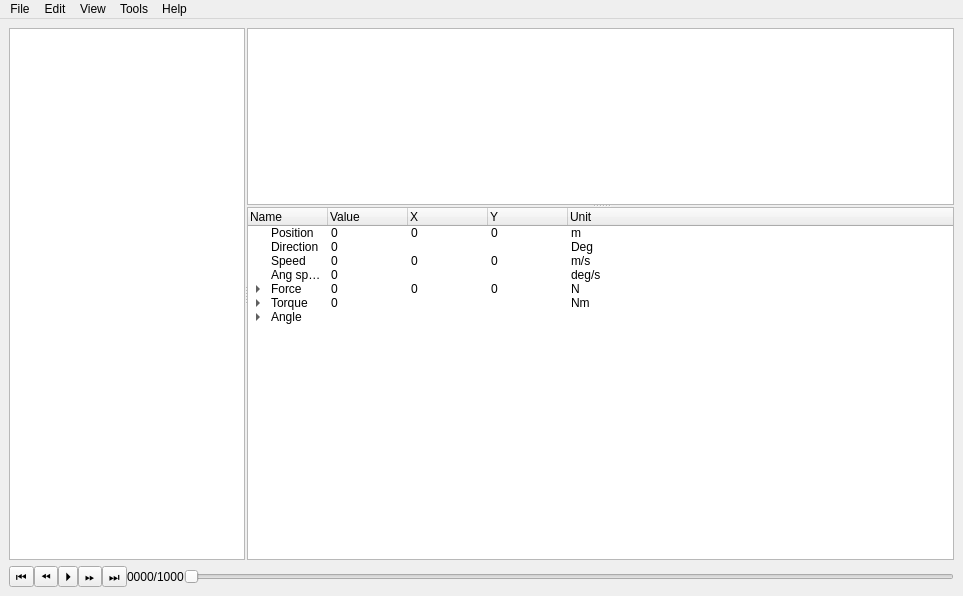
This is sailsim/gui/main.ui in mfbehrens99/sailsim-python as Qt 5 draws it before an edit. The edited form follows.
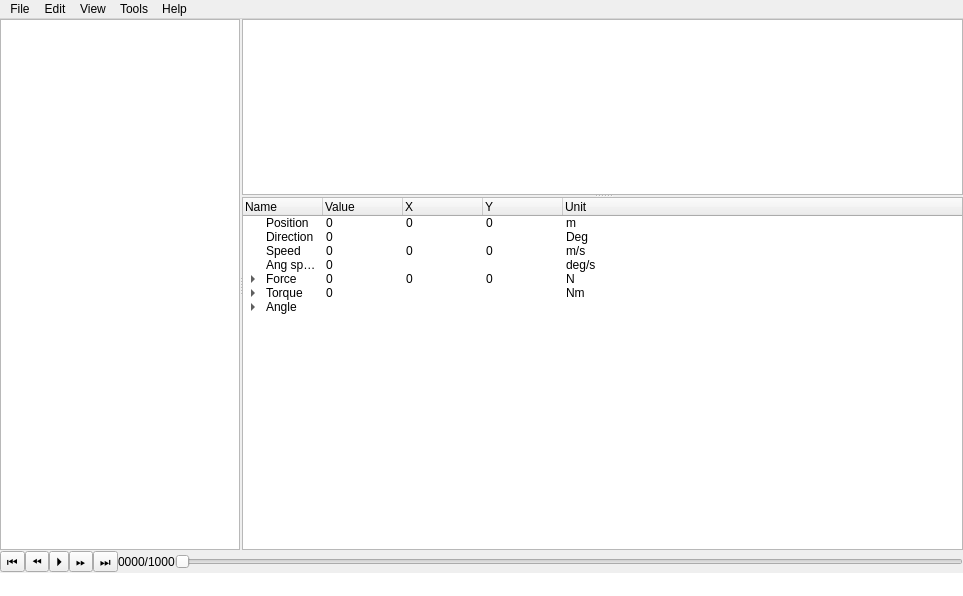
This is the edited form. Custom widgets are drawn as their Qt base class.

Commit message: Implement command line

What changed in the file:
```diff
--- a/sailsim/gui/main.ui
+++ b/sailsim/gui/main.ui
@@ -20,7 +20,22 @@
    <property name="locale">
     <locale language="English" country="Germany"/>
    </property>
-   <layout class="QVBoxLayout" name="verticalLayout" stretch="1,0">
+   <layout class="QVBoxLayout" name="verticalLayout" stretch="1,0,0">
+    <property name="spacing">
+     <number>1</number>
+    </property>
+    <property name="leftMargin">
+     <number>0</number>
+    </property>
+    <property name="topMargin">
+     <number>0</number>
+    </property>
+    <property name="rightMargin">
+     <number>0</number>
+    </property>
+    <property name="bottomMargin">
+     <number>0</number>
+    </property>
     <item>
      <widget class="QSplitter" name="main">
       <property name="orientation">
@@ -532,6 +547,28 @@
       </item>
      </layout>
     </item>
+    <item>
+     <layout class="QHBoxLayout" name="horizontalLayout">
+      <item>
+       <widget class="QLineEdit" name="console">
+        <property name="font">
+         <font>
+          <family>Cascadia Mono</family>
+         </font>
+        </property>
+        <property name="toolTip">
+         <string>avaiable vars: sailsim, simulation, boat, wind</string>
+        </property>
+        <property name="text">
+         <string/>
+        </property>
+        <property name="frame">
+         <bool>false</bool>
+        </property>
+       </widget>
+      </item>
+     </layout>
+    </item>
    </layout>
   </widget>
   <widget class="QMenuBar" name="menubar">
```
Left out of the diff: 41 changed lines with no effect on the pictures. The commit also changes 3 other files.
